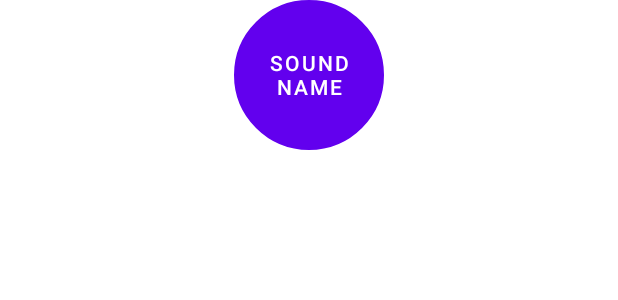
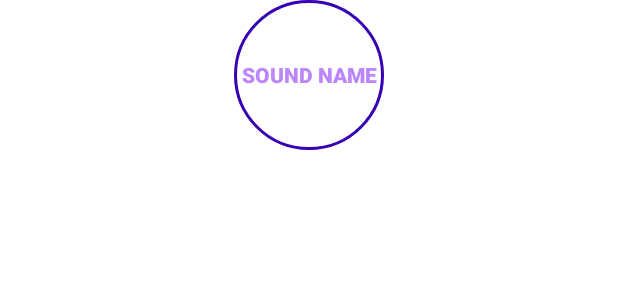
Before and after one commit to kmvdata/BeatBox, an Android app: the layout list_item_sound.xml on its own in the app's theme, with its tools: preview values and no code run, on a phone screen of 412 x 824 dp. Shown: the top 300 px of the screen. Run offline under Robolectric (Android 15) with nearby library versions, the phone set to English and light mode, and no system bars.

Commit message:
use AppCompatButton

```diff
--- a/app/src/main/res/drawable/button_beat_box.xml
+++ b/app/src/main/res/drawable/button_beat_box.xml
@@ -1,8 +1,5 @@
 <?xml version="1.0" encoding="utf-8"?>
 <selector xmlns:android="http://schemas.android.com/apk/res/android">
     <item android:drawable="@drawable/button_beat_box_pressed" android:state_pressed="true" />
-    <item android:drawable="@drawable/button_beat_box_pressed" android:state_focused="true" />
-    <item android:drawable="@drawable/button_beat_box_pressed" android:state_selected="true" />
-    <item android:drawable="@drawable/button_beat_box_pressed" android:state_enabled="false" />
     <item android:drawable="@drawable/button_beat_box_normal" />
 </selector>
--- a/app/src/main/res/drawable/button_beat_box_normal.xml
+++ b/app/src/main/res/drawable/button_beat_box_normal.xml
@@ -3,5 +3,5 @@
     android:shape="oval">
     <stroke
         android:width="2dp"
-        android:color="@color/purple_200" />
+        android:color="@color/purple_700" />
 </shape>
--- a/app/src/main/res/layout/list_item_sound.xml
+++ b/app/src/main/res/layout/list_item_sound.xml
@@ -14,7 +14,8 @@
         android:layout_height="wrap_content"
         android:layout_margin="0dp">
 
-        <Button
+        <androidx.appcompat.widget.AppCompatButton
+            style="@style/BeatBoxButtonStyle"
             android:layout_width="100dp"
             android:layout_height="100dp"
             android:layout_gravity="center"
```
